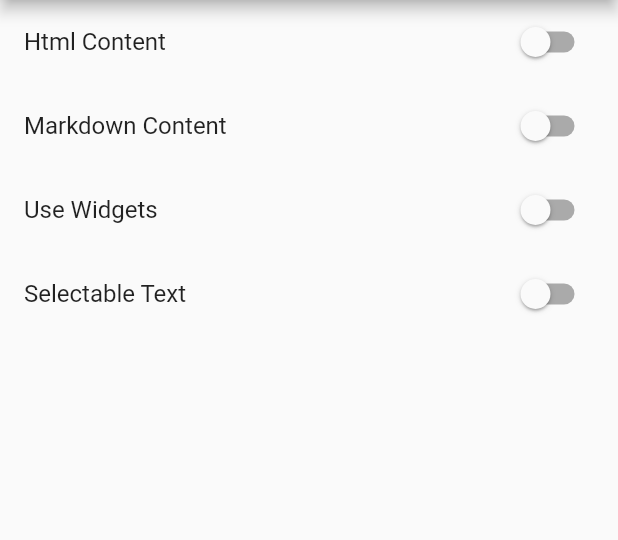
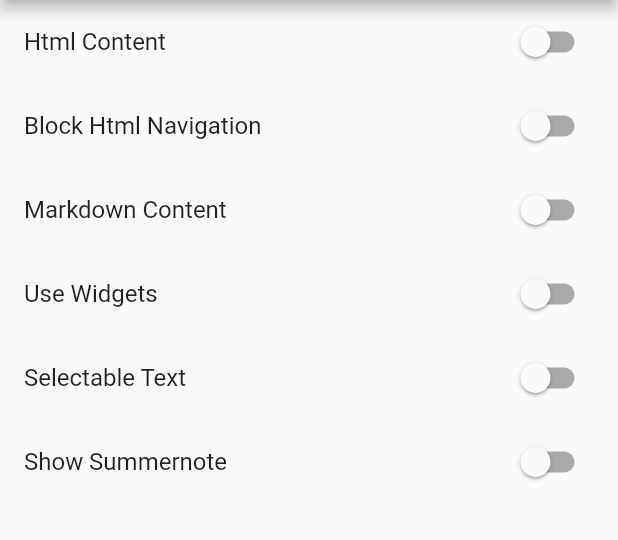
Before and after one commit to rodydavis/easy_web_view, a Flutter app: the screen it shows after launch, after a tap on the "settings" icon, on a phone screen of 412 x 824 dp, the part 84-624 px from its top. Run offline on Flutter 3.47's test engine with Material 2 defaults, Android fonts, the phone set to English and light mode, and no system bars; our stand-ins replace flutter_markdown, webview_flutter; missing offline and left inert: dart:html, html2md, markdown.

Commit message:
Added Summernote

```diff
--- a/example/lib/ui/home/screen.dart
+++ b/example/lib/ui/home/screen.dart
@@ -14,10 +14,12 @@ class _HomeScreenState extends State<HomeScreen> {
   static ValueKey key2 = ValueKey('key_1');
   static ValueKey key3 = ValueKey('key_2');
   bool _isHtml = false;
+  bool _blockNavigation = false;
   bool _isMarkdown = false;
   bool _useWidgets = false;
   bool _editing = false;
   bool _isSelectable = false;
+  bool _showSummernote = false;
 
   bool open = false;
 
@@ -72,6 +74,16 @@ class _HomeScreenState extends State<HomeScreen> {
                       },
                     ),
                     SwitchListTile(
+                      title: Text('Block Html Navigation'),
+                      value: _blockNavigation,
+                      onChanged: (val) {
+                        if (mounted)
+                          setState(() {
+                            _blockNavigation = val;
+                          });
+                      },
+                    ),
+                    SwitchListTile(
                       title: Text('Markdown Content'),
                       value: _isMarkdown,
                       onChanged: (val) {
@@ -107,6 +119,23 @@ class _HomeScreenState extends State<HomeScreen> {
                           });
                       },
                     ),
+                    SwitchListTile(
+                      title: Text('Show Summernote'),
+                      value: _showSummernote,
+                      onChanged: (val) {
+                        if (mounted)
+                          setState(() {
+                            _showSummernote = val;
+                            if (val) {
+                              _isMarkdown = false;
+                              _isHtml = true;
+                              src = summernoteHtml;
+                            } else {
+                              src = url;
+                            }
+                          });
+                      },
+                    ),
                   ],
                 ),
               )
@@ -126,6 +155,16 @@ class _HomeScreenState extends State<HomeScreen> {
                             convertToWidgets: _useWidgets,
                             key: key,
                             widgetsTextSelectable: _isSelectable,
+                            webNavigationDelegate: (_) => _blockNavigation
+                                ? WebNavigationDecision.prevent
+                                : WebNavigationDecision.navigate,
+                            crossWindowEvents: [
+                              CrossWindowEvent(
+                                  name: 'Test',
+                                  eventAction: (eventMessage) {
+                                    print('Event message: $eventMessage');
+                                  }),
+                            ],
                             // width: 100,
                             // height: 100,
                           )),
@@ -140,7 +179,10 @@ class _HomeScreenState extends State<HomeScreen> {
                           isMarkdown: _isMarkdown,
                           convertToWidgets: _useWidgets,
                           widgetsTextSelectable: _isSelectable,
-                            key: key2
+                          key: key2,
+                          webNavigationDelegate: (_) => _blockNavigation
+                              ? WebNavigationDecision.prevent
+                              : WebNavigationDecision.navigate,
                           // width: 100,
                           // height: 100,
                         ),
@@ -207,4 +249,46 @@ This is a paragraph
 """;
 
   String get url => 'https://flutter.dev';
+
+  String summernoteHtml = '''
+<html>
+  <head>
+    <meta charset="UTF-8">
+    <script src="https://code.jquery.com/jquery-3.4.1.slim.min.js" integrity="sha384-J6qa4849blE2+poT4WnyKhv5vZF5SrPo0iEjwBvKU7imGFAV0wwj1yYfoRSJoZ+n" crossorigin="anonymous"></script>
+    <link href="https://cdn.jsdelivr.net/npm/summernote@0.8.18/dist/summernote-lite.min.css" rel="stylesheet">
+    <script src="https://cdn.jsdelivr.net/npm/summernote@0.8.18/dist/summernote-lite.min.js"></script>
+  </head>
+  <body>
+    <div id="summernote"></div>
+    <script>
+    window.onload = function () {
+      \$('#summernote').summernote({
+        height: 400,
+        tabsize: 2,
+        callbacks: {
+          onChange: function() {
+            \$('#html-content').text(\$('#summernote').summernote('code'));
+
+            window.parent.postMessage(\$('#summernote').summernote('code'), '*');
+            if (window.Test != null) {
+              window.Test.postMessage(\$('#summernote').summernote('code'));
             }
+          }
+        },
+        toolbar: [
+          ['style', ['style']],
+          ['font', ['bold', 'underline', 'clear']],
+          ['color', ['color']],
+          ['para', ['ul', 'ol', 'paragraph']],
+          ['table', ['table']],
+          ['insert', ['link', 'picture']],
+          ['view', ['codeview']]
+        ]
+      });
+    }
+    </script>
+    <div id="html-content" style="display: none"></div>
+  </body>
+</html>
+''';
+}
```
Lines whose indentation alone changed are shown as unchanged.
